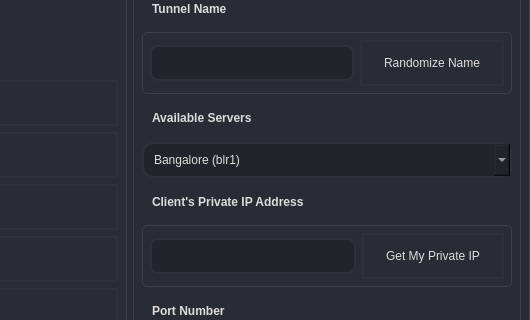
Old version of the form resources/ui/dashboard.ui in the repository jbjulia/tunnel-vision; both pictures show x 250 to 780 and y 123 to 443 of the 780 by 592 pixel window.
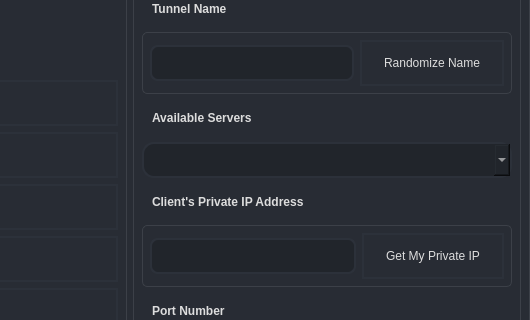
New version of the form. Icons and pictures are not drawn.

Commit message: Improved tunnel management

```diff
--- a/resources/ui/dashboard.ui
+++ b/resources/ui/dashboard.ui
@@ -395,6 +395,9 @@
        </item>
        <item>
         <widget class="QComboBox" name="cmbAvailableServers">
+         <property name="currentIndex">
+          <number>-1</number>
+         </property>
          <item>
           <property name="text">
            <string>Bangalore (blr1)</string>
```
The commit also changes 2 other files.
